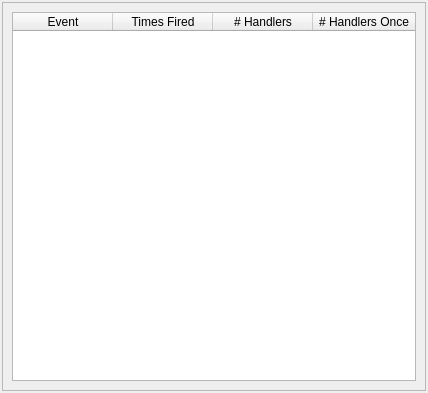
This is Code/Tools/Inspector/GlobalEventsWidget.ui in ezEngine/ezEngine as Qt 5 draws it before an edit. The edited form follows.
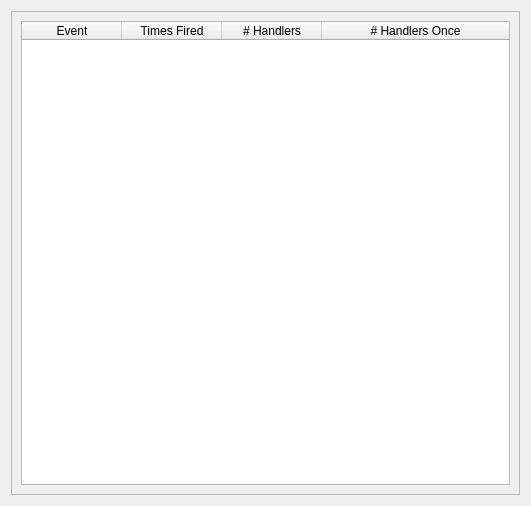
This is the edited form.

What changed in the file:
```diff
--- a/Code/Tools/Inspector/GlobalEventsWidget.ui
+++ b/Code/Tools/Inspector/GlobalEventsWidget.ui
@@ -1,55 +1,21 @@
 <?xml version="1.0" encoding="UTF-8"?>
 <ui version="4.0">
  <class>GlobalEventsWidget</class>
- <widget class="QDockWidget" name="GlobalEventsWidget">
+ <widget class="QWidget" name="GlobalEventsWidget">
   <property name="geometry">
    <rect>
     <x>0</x>
     <y>0</y>
-    <width>428</width>
-    <height>393</height>
+    <width>531</width>
+    <height>506</height>
    </rect>
   </property>
-  <property name="minimumSize">
-   <size>
-    <width>200</width>
-    <height>200</height>
-   </size>
-  </property>
-  <property name="sizeIncrement">
-   <size>
-    <width>5</width>
-    <height>5</height>
-   </size>
-  </property>
-  <property name="features">
-   <set>QDockWidget::AllDockWidgetFeatures</set>
-  </property>
-  <property name="allowedAreas">
-   <set>Qt::AllDockWidgetAreas</set>
-  </property>
   <property name="windowTitle">
    <string>Global Events</string>
   </property>
-  <widget class="QWidget" name="dockWidgetContents">
-   <layout class="QVBoxLayout" name="verticalLayout_3">
-    <property name="spacing">
-     <number>0</number>
-    </property>
-    <property name="leftMargin">
-     <number>2</number>
-    </property>
-    <property name="topMargin">
-     <number>2</number>
-    </property>
-    <property name="rightMargin">
-     <number>2</number>
-    </property>
-    <property name="bottomMargin">
-     <number>2</number>
-    </property>
+  <layout class="QHBoxLayout" name="horizontalLayout">
     <item>
-     <widget class="QFrame" name="frame">
+    <widget class="QFrame" name="GlobalEventsFrame">
       <property name="frameShape">
        <enum>QFrame::StyledPanel</enum>
       </property>
@@ -128,9 +94,6 @@
     </item>
    </layout>
   </widget>
- </widget>
- <resources>
-  <include location="resources.qrc"/>
- </resources>
+ <resources/>
  <connections/>
 </ui> 
```
Left out of the diff: 8 changed lines with no effect on the pictures. Lines whose indentation alone changed are shown as unchanged.
